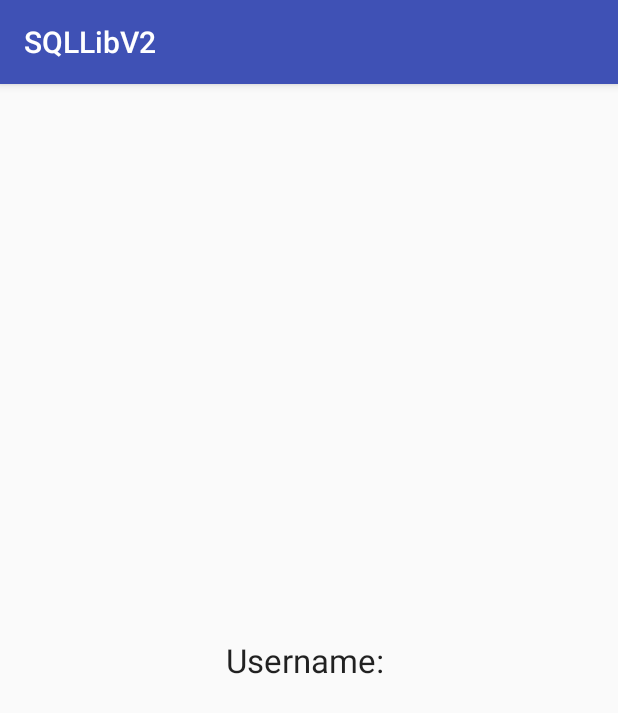
After one commit to KeiLazu/SQLLibV2, an Android app: the fragment FragMenuHome shown on its own in the app's theme, on a phone screen of 412 x 824 dp. The commit adds this screen. Shown: the top 713 px of the screen. Run offline under Robolectric (Android 15) with nearby library versions, the phone set to English and light mode, and no system bars.

Commit message:
V.0.9.1 From Vionna

```diff
--- /dev/null
+++ b/app/src/main/java/com/spp/keispp/sqllibv2/FragMenuHome.java
@@ -0,0 +1,29 @@
+package com.spp.keispp.sqllibv2;
+
+
+import android.os.Bundle;
+import android.support.v4.app.Fragment;
+import android.view.LayoutInflater;
+import android.view.View;
+import android.view.ViewGroup;
+
+
+/**
+ * A simple {@link Fragment} subclass.
+ */
+public class FragMenuHome extends Fragment {
+
+
+    public FragMenuHome() {
+        // Required empty public constructor
+    }
+
+
+    @Override
+    public View onCreateView(LayoutInflater inflater, ViewGroup container,
+                             Bundle savedInstanceState) {
+        // Inflate the layout for this fragment
+        return inflater.inflate(R.layout.frag_menu_home, container, false);
+    }
+
+}
--- a/app/src/main/java/com/spp/keispp/sqllibv2/MainMenuActivity.java
+++ b/app/src/main/java/com/spp/keispp/sqllibv2/MainMenuActivity.java
@@ -3,6 +3,8 @@ package com.spp.keispp.sqllibv2;
 import android.os.Bundle;
 import android.support.design.widget.FloatingActionButton;
 import android.support.design.widget.Snackbar;
+import android.support.v4.app.Fragment;
+import android.support.v4.app.FragmentManager;
 import android.view.View;
 import android.support.design.widget.NavigationView;
 import android.support.v4.view.GravityCompat;
@@ -73,7 +75,12 @@ public class MainMenuActivity extends AppCompatActivity
         int id = item.getItemId();
 
         if (id == R.id.nav_Home) {
-            // Handle the camera action
+            Fragment fragHome = new Fragment();
+            FragmentManager fragmentManager = getSupportFragmentManager();
+            fragmentManager.beginTransaction()
+                    .replace(R.id.mainmenu_ContentMain, fragHome)
+                    .commit();
+
         } else if (id == R.id.nav_Person) {
 
         } else if (id == R.id.nav_Income) {
--- a/app/src/main/res/layout/content_main_menu.xml
+++ b/app/src/main/res/layout/content_main_menu.xml
@@ -2,6 +2,7 @@
 <RelativeLayout xmlns:android="http://schemas.android.com/apk/res/android"
     xmlns:app="http://schemas.android.com/apk/res-auto"
     xmlns:tools="http://schemas.android.com/tools"
+    android:id="@+id/mainmenu_ContentMain"
     android:layout_width="match_parent"
     android:layout_height="match_parent"
     app:layout_behavior="@string/appbar_scrolling_view_behavior"
--- /dev/null
+++ b/app/src/main/res/layout/frag_menu_home.xml
@@ -0,0 +1,16 @@
+<RelativeLayout xmlns:android="http://schemas.android.com/apk/res/android"
+    xmlns:tools="http://schemas.android.com/tools"
+    android:layout_width="match_parent"
+    android:layout_height="match_parent"
+    tools:context="com.spp.keispp.sqllibv2.FragMenuHome">
+
+    <TextView
+        android:id="@+id/lbl_menuHome_Username"
+        android:layout_width="match_parent"
+        android:layout_height="wrap_content"
+        android:layout_centerInParent="true"
+        android:gravity="center"
+        android:text="Username: "
+        android:textAppearance="@style/Base.TextAppearance.AppCompat.Large" />
+
+</RelativeLayout>
```
